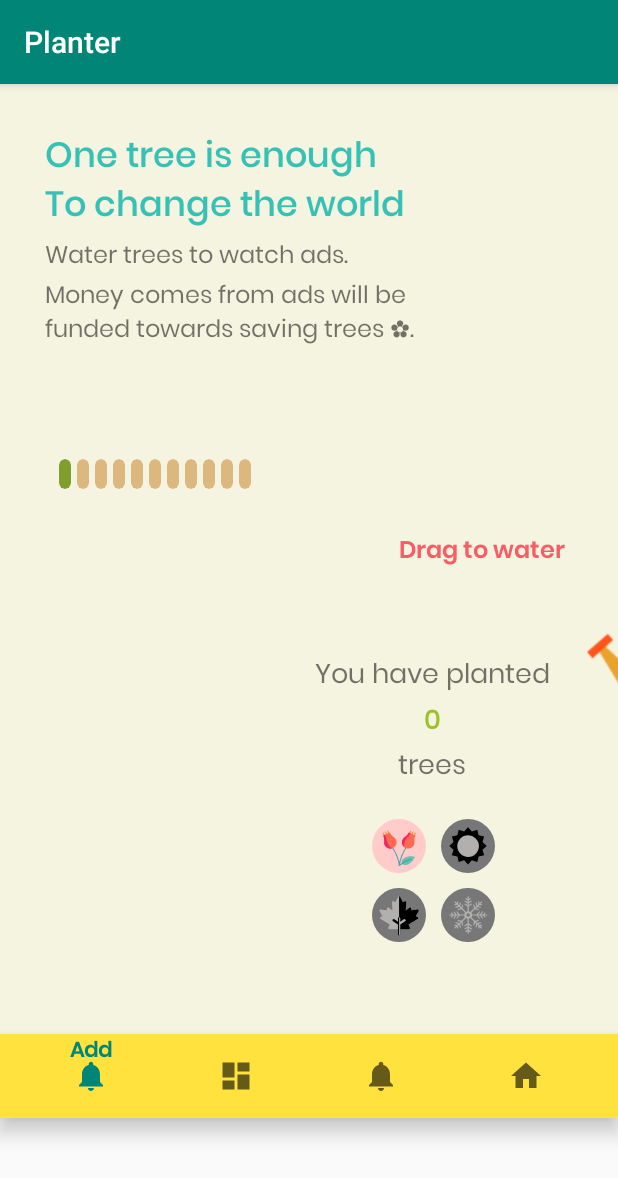
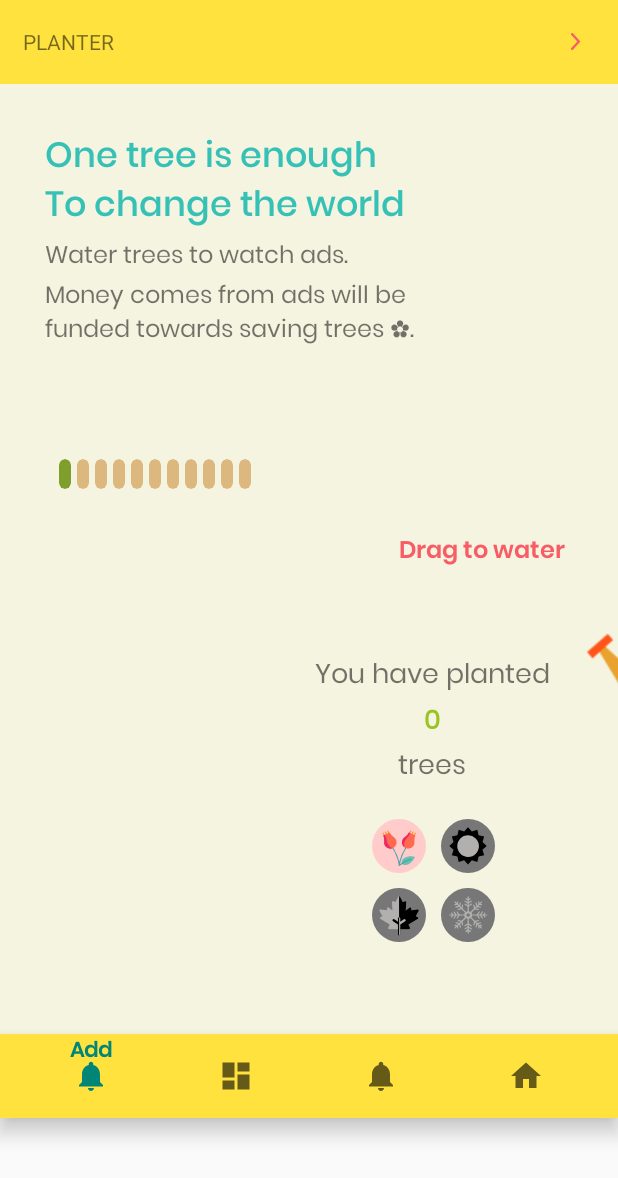
Before and after one commit to lvqchau/CS426_FinalProject, an Android app: the MainActivity screen opened directly, with no data from a screen before it, on a phone screen of 412 x 824 dp. Shown: the top 1178 px of the screen. Run offline under Robolectric (Android 15) with nearby library versions, the phone set to English and light mode, and no system bars; our stand-ins replace AdMob; 3 statements that could not run were skipped.

Commit message:
Passing data

```diff
--- a/app/src/main/AndroidManifest.xml
+++ b/app/src/main/AndroidManifest.xml
@@ -3,7 +3,7 @@
     package="com.example.planter">
 
     <application
-        android:allowBackup="true"
+        android:allowBackup="false"
         android:icon="@mipmap/ic_launcher"
         android:label="@string/app_name"
         android:largeHeap="true"
--- a/app/src/main/java/com/example/planter/DatabaseHelper.java
+++ b/app/src/main/java/com/example/planter/DatabaseHelper.java
@@ -7,9 +7,8 @@ import android.database.sqlite.SQLiteDatabase;
 import android.database.sqlite.SQLiteOpenHelper;
 import android.widget.TextView;
 
-import androidx.annotation.Nullable;
-
 public class DatabaseHelper extends SQLiteOpenHelper {
+    private static final String TAG = "hello";
 
     public static final String DATABASE_NAME = "Planter.db";
     public static final String TABLE_NAME = "registerUser";
@@ -67,9 +66,19 @@ public class DatabaseHelper extends SQLiteOpenHelper {
         return res;
     }
 
-//    public void updatePlantUser(SQLiteDatabase db, String user, int plant, int ad) {
-//        db.execSQL("UPGRADE plantUser SET Plant_count = " + plant + " AND Ads_watched = " + ad + " WHERE Username = " + user);
-//    }
+    public void updatePlantCount(String user, int plant) {
+        SQLiteDatabase db = this.getWritableDatabase();
+        ContentValues contentValues = new ContentValues();
+        contentValues.put("Plant_count", plant);
+        db.update("plantUser", contentValues, "Username = '" + user + "'", null);
+    }
+
+    public void updateAdsWatched(String user, int ad) {
+        SQLiteDatabase db = this.getWritableDatabase();
+        ContentValues contentValues = new ContentValues();
+        contentValues.put("Ads_watched", ad);
+        db.update("plantUser", contentValues, "Username = '" + user + "'", null);
+    }
 
     public boolean checkUser(String user, String pass) {
         String[] columns = {COLUMN_0};
@@ -94,6 +103,27 @@ public class DatabaseHelper extends SQLiteOpenHelper {
             textView.append(cursor.getString(1) + " " + cursor.getString(2) + cursor.getString(3) + cursor.getString(4) + "\n");
         }
     }
+
+    public int getAdsWatched(String user) {
+        String res = "";
+        Cursor cursor = this.getReadableDatabase().rawQuery("SELECT * FROM " + TABLE2_NAME + " WHERE Username = '" + user + "'", null);
+        while (cursor.moveToNext()) {
+            res = cursor.getString(3);
+        }
+        cursor.close();
+        return Integer.parseInt(res);
+    }
+
+    public int getPlantCount(String user) {
+        String res = "";
+        Cursor cursor = this.getReadableDatabase().rawQuery("SELECT * FROM " + TABLE2_NAME + " WHERE Username = '" + user + "'", null);
+        while (cursor.moveToNext()) {
+            res = cursor.getString(2);
+        }
+        cursor.close();
+        return Integer.parseInt(res);
+    }
+
     public void listPlantUsers(TextView textView) {
         Cursor cursor = this.getReadableDatabase().rawQuery("SELECT * FROM " + TABLE2_NAME, null);
         textView.setText("");
--- a/app/src/main/java/com/example/planter/MainActivity.java
+++ b/app/src/main/java/com/example/planter/MainActivity.java
@@ -5,22 +5,18 @@ import android.support.design.widget.BottomNavigationView;
 import android.support.v4.app.Fragment;
 import android.support.v7.app.AppCompatActivity;
 import android.support.annotation.NonNull;
-import android.util.Log;
 import android.view.MenuItem;
 import android.view.View;
-import android.view.Window;
 import android.view.WindowManager;
-
-
-import android.widget.Button;
-import android.widget.ImageButton;
 import android.widget.TextView;
-import android.widget.Toast;
 
 public class MainActivity extends AppCompatActivity  {
-//    private InterstitialAd mInterstitialAd;
     public static boolean mTwoPane;
+    public static String usernameAccount;
+
     public static String TAG = "myApp";
+    TextView username;
+    String curAccount;
 
     private BottomNavigationView.OnNavigationItemSelectedListener mOnNavigationItemSelectedListener
             = new BottomNavigationView.OnNavigationItemSelectedListener() {
@@ -56,6 +52,7 @@ public class MainActivity extends AppCompatActivity  {
                     return true;
                 case R.id.navigation_plant:
                     fragment = new PlantFragment();
+                    fragment = new PlantFragment();
                     if (mTwoPane==true) {
                         findViewById(R.id.item_detail_container).setVisibility(View.GONE);
                     }
@@ -67,15 +64,24 @@ public class MainActivity extends AppCompatActivity  {
         }
     };
 
-
     @Override
     protected void onCreate(Bundle savedInstanceState) {
         super.onCreate(savedInstanceState);
+
         getSupportFragmentManager().beginTransaction().replace(R.id.fragment_container,
                 new PlantFragment()).commit();
         getWindow().setFlags(WindowManager.LayoutParams.FLAG_FULLSCREEN,
                 WindowManager.LayoutParams.FLAG_FULLSCREEN);
         setContentView(R.layout.activity_main);
+
+        Bundle extras = getIntent().getExtras();
+        if (extras.containsKey("Username")) {
+            curAccount = extras.getString("Username");
+        }
+        username = findViewById(R.id.username);
+        username.setText(curAccount);
+        usernameAccount = curAccount;
+
         if (findViewById(R.id.item_detail_container) != null) {
             mTwoPane = true;
         }
--- a/app/src/main/java/com/example/planter/MyPot.java
+++ b/app/src/main/java/com/example/planter/MyPot.java
@@ -24,36 +24,38 @@ import java.util.ArrayList;
 import java.util.Timer;
 import java.util.TimerTask;
 
-import static android.content.ContentValues.TAG;
-import static android.os.SystemClock.sleep;
-//phải save state của
-//checkSeason => gán lại drawable
-//countPotWatering => gán lại gif
-//total => gán lại total trong layout
+
 public class MyPot extends View {
     PlantFragment plantFragment;
+    DatabaseHelper db;
+    TextView total; //number of plants planted
+
     private TimerTask timerTask, timerTaskPlant;
     private ArrayList<MySprite> sprites, spritesPlant;
+    private Timer timer;
 
-    private Timer timer;
     private int countPotWatering = 0;
+    private int adsWatched = 0;
     private int checkSeason = 1;
     private int totalPlant = 0;
+
+    CardView cardView;
+    ImageButton btnSpring, btnFall, btnWinter, btnSummer;
+
     private boolean checkWatering = false;
-
     private boolean bDrag = false;
     private int selectedSpriteIndex = -1;
     private float oldX, oldY;
     private boolean bFloat = false;
-    final Handler handler = new Handler();
-    Runnable r = new Runnable() {
-        public void run() {
-            showInterstitial();
-        }
-    };
-
+    String usernameAccount;
     public MyPot(Context context, AttributeSet attrs) {
         super(context, attrs);
+        usernameAccount = MainActivity.usernameAccount;
+        db = new DatabaseHelper(this.getRootView().getContext().getApplicationContext());
+
+        adsWatched = db.getAdsWatched(usernameAccount);
+        totalPlant = db.getPlantCount(usernameAccount);
+//        total.setText(totalPlant);
 
         sprites = new ArrayList<>();
         spritesPlant = new ArrayList<>();
@@ -185,8 +187,9 @@ public class MyPot extends View {
             }
             case MotionEvent.ACTION_UP:
             case MotionEvent.ACTION_POINTER_UP: {
-                Log.d(TAG, "this is boolean" + countPotWatering);
                 countPotWatering++;
+                adsWatched++;
+                db.updateAdsWatched(usernameAccount, adsWatched);
                 //NEED TO CHECK IF HAS WATERED 8 TIMES YET -- MAYBE CHECK COLOR OF ID.PLANT8 OR COUNTPOTWATERING
                 //SOMETHING HERE
 
@@ -195,7 +198,6 @@ public class MyPot extends View {
                     for (int i = 0; i < spritesPlant.size(); i++) {
                         spritesPlant.remove(spritesPlant.get(i));
                     }
-                    CardView cardView;
                     switch (countPotWatering) {
                         case 1:
                             spritesPlant.add(Plant1);
@@ -228,12 +230,15 @@ public class MyPot extends View {
                             spritesPlant.add(Plant0);
                             checkSeason++;
                             totalPlant++;
-                            TextView total = this.getRootView().findViewById(R.id.total_plant_count);
+
+                            db.updatePlantCount(usernameAccount, totalPlant);
+                            total = this.getRootView().findViewById(R.id.total_plant_count);
                             total.setText(Integer.toString(totalPlant));
-                            ImageButton btnSpring = this.getRootView().findViewById(R.id.btn_spring);
-                            ImageButton btnFall = this.getRootView().findViewById(R.id.btn_fall);
-                            ImageButton btnWinter = this.getRootView().findViewById(R.id.btn_winter);
-                            ImageButton btnSummer = this.getRootView().findViewById(R.id.btn_summer);
+
+                            btnSpring = this.getRootView().findViewById(R.id.btn_spring);
+                            btnFall = this.getRootView().findViewById(R.id.btn_fall);
+                            btnWinter = this.getRootView().findViewById(R.id.btn_winter);
+                            btnSummer = this.getRootView().findViewById(R.id.btn_summer);
                             for (int i = 1; i<5; i++) {
                                 String plant = "plant" + i;
                                 int resID = getResources().getIdentifier(plant, "id", "com.example.planter");
--- a/app/src/main/java/com/example/planter/MySprite.java
+++ b/app/src/main/java/com/example/planter/MySprite.java
@@ -4,9 +4,6 @@ import android.graphics.Bitmap;
 import android.graphics.Canvas;
 import android.graphics.Rect;
 
-/**
- * Created by MinhTrietTRAN on 7/11/2016.
- */
 public class MySprite {
     public int nBMPs;
     public int iBMP;
--- a/app/src/main/java/com/example/planter/PlantBackground.java
+++ b/app/src/main/java/com/example/planter/PlantBackground.java
@@ -2,7 +2,6 @@ package com.example.planter;
 
 import android.content.Context;
 import android.graphics.Bitmap;
-import android.graphics.BitmapFactory;
 import android.graphics.Canvas;
 import android.util.AttributeSet;
 import android.view.View;
--- /dev/null
+++ b/app/src/main/res/drawable/ic_arrow_point_to_right.xml
@@ -0,0 +1,4 @@
+<vector android:height="11dp" android:viewportHeight="11.347"
+    android:viewportWidth="5.959" android:width="6dp" xmlns:android="http://schemas.android.com/apk/res/android">
+    <path android:fillColor="#f85c65" android:pathData="M5.745,6.235l-4.5,4.879a0.692,0.692 0,0 1,-1.035 0,0.843 0.843,0 0,1 0,-1.124l3.978,-4.317L0.215,1.356a0.843,0.843 0,0 1,0 -1.124,0.692 0.692,0 0,1 1.035,0l4.5,4.879a0.843,0.843 0,0 1,0 1.124Z"/>
+</vector>
--- a/app/src/main/res/layout/activity_main.xml
+++ b/app/src/main/res/layout/activity_main.xml
@@ -12,12 +12,35 @@
         android:layout_width="match_parent"
         android:layout_height="match_parent"
         android:orientation="vertical">
+
+        <LinearLayout
+            android:layout_width="match_parent"
+            android:layout_height="56dp"
+            android:orientation="horizontal"
+            android:background="#FFE23E">
+            <TextView
+                android:layout_width="0dp"
+                android:layout_weight=".50"
+                android:layout_height="match_parent"
+                android:gravity="center_vertical"
+                android:paddingLeft="15dp"
+                android:text="PLANTER"/>
+            <TextView
+                android:layout_width="wrap_content"
+                android:layout_height="match_parent"
+                android:paddingRight="15dp"
+                android:drawablePadding="10dp"
+                android:layout_gravity="center"
+                android:drawableLeft="@drawable/ic_arrow_point_to_right"
+                android:gravity="center|end"
+                android:accessibilityHeading="true"
+                android:id="@+id/username"
+                android:text="Username" />
+        </LinearLayout>
         <FrameLayout
             android:layout_width="match_parent"
             android:layout_height="633dp"
             android:id="@+id/fragment_container"/>
-
-
         <android.support.design.widget.BottomNavigationView
             android:id="@+id/nav_view"
             android:layout_width="match_parent"
@@ -31,7 +54,5 @@
             app:layout_constraintRight_toRightOf="parent"
             app:menu="@menu/bottom_nav_menu" />
 
-
     </LinearLayout>
-
 </RelativeLayout>
--- a/app/src/main/res/layout/fragment_plant.xml
+++ b/app/src/main/res/layout/fragment_plant.xml
@@ -4,7 +4,7 @@
     android:layout_width="match_parent"
     android:layout_height="match_parent"
     xmlns:app="http://schemas.android.com/apk/res-auto"
-    android:background="#F5F4E0"
+    android:background="#F5F4E1"
     tools:context=".PlantFragment">
 
     <LinearLayout
--- a/app/src/main/res/values/styles.xml
+++ b/app/src/main/res/values/styles.xml
@@ -1,7 +1,7 @@
 <resources>
 
     <!-- Base application theme. -->
-    <style name="AppTheme" parent="Theme.AppCompat.Light.DarkActionBar">
+    <style name="AppTheme" parent="Theme.AppCompat.Light.NoActionBar">
         <!-- Customize your theme here. -->
         <item name="colorPrimary">@color/colorPrimary</item>
         <item name="colorPrimaryDark">#FDEA54</item>
@@ -9,6 +9,10 @@
     </style>
     <style name="AppTheme2" parent="Theme.AppCompat.Light.NoActionBar">
         <!-- Customize your theme here. -->
+        <item name="android:windowNoTitle">true</item>
+        <item name="android:windowActionBar">false</item>
+        <item name="android:windowFullscreen">true</item>
+        <item name="android:windowContentOverlay">@null</item>
         <item name="colorPrimary">@color/colorPrimary</item>
         <item name="colorPrimaryDark">#FDEA54</item>
         <item name="colorAccent">@color/colorPrimary</item>
```
Also changed, not shown: app/src/main/java/com/example/planter/LogInActivity.java (+6 -18 lines), app/src/main/java/com/example/planter/PlantFragment.java (+8 -75 lines), app/src/main/res/layout/activity_login.xml (+0 -18 lines). Lines whose indentation alone changed are shown as unchanged.
